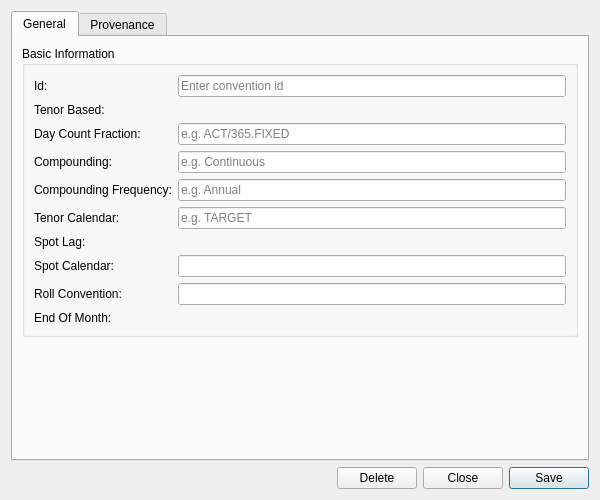
Old version of the form projects/ores.qt.refdata/ui/ZeroConventionDetailDialog.ui in the repository OreStudio/OreStudio.
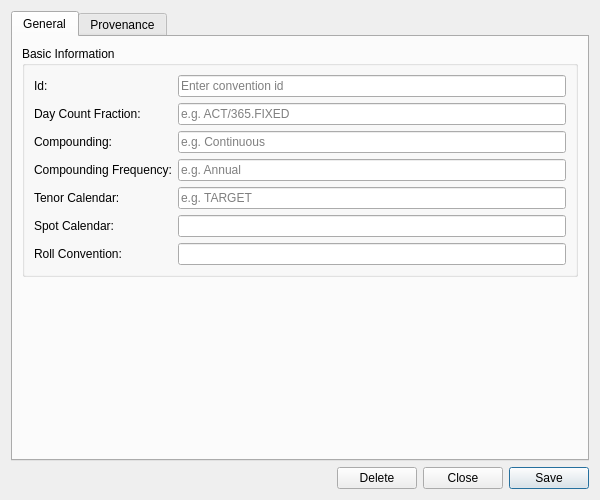
New version of the form. Custom widgets are drawn as their Qt base class.

Diff of the .ui file:
```diff
--- a/projects/ores.qt.refdata/ui/ZeroConventionDetailDialog.ui
+++ b/projects/ores.qt.refdata/ui/ZeroConventionDetailDialog.ui
@@ -53,116 +53,89 @@
            </widget>
           </item>
           <item row="1" column="0">
-           <widget class="QLabel" name="labelTenorBased">
-            <property name="text">
-             <string>Tenor Based:</string>
-            </property>
-           </widget>
-          </item>
-          <item row="1" column="1">
-          </item>
-          <item row="2" column="0">
            <widget class="QLabel" name="labelDayCountFraction">
             <property name="text">
              <string>Day Count Fraction:</string>
             </property>
            </widget>
           </item>
-          <item row="2" column="1">
+          <item row="1" column="1">
            <widget class="QLineEdit" name="dayCountFractionEdit">
             <property name="placeholderText">
              <string>e.g. ACT/365.FIXED</string>
             </property>
            </widget>
           </item>
-          <item row="3" column="0">
+          <item row="2" column="0">
            <widget class="QLabel" name="labelCompounding">
             <property name="text">
              <string>Compounding:</string>
             </property>
            </widget>
           </item>
-          <item row="3" column="1">
+          <item row="2" column="1">
            <widget class="QLineEdit" name="compoundingEdit">
             <property name="placeholderText">
              <string>e.g. Continuous</string>
             </property>
            </widget>
           </item>
-          <item row="4" column="0">
+          <item row="3" column="0">
            <widget class="QLabel" name="labelCompoundingFrequency">
             <property name="text">
              <string>Compounding Frequency:</string>
             </property>
            </widget>
           </item>
-          <item row="4" column="1">
+          <item row="3" column="1">
            <widget class="QLineEdit" name="compoundingFrequencyEdit">
             <property name="placeholderText">
              <string>e.g. Annual</string>
             </property>
            </widget>
           </item>
-          <item row="5" column="0">
+          <item row="4" column="0">
            <widget class="QLabel" name="labelTenorCalendar">
             <property name="text">
              <string>Tenor Calendar:</string>
             </property>
            </widget>
           </item>
-          <item row="5" column="1">
+          <item row="4" column="1">
            <widget class="QLineEdit" name="tenorCalendarEdit">
             <property name="placeholderText">
              <string>e.g. TARGET</string>
             </property>
            </widget>
           </item>
-          <item row="6" column="0">
-           <widget class="QLabel" name="labelSpotLag">
-            <property name="text">
-             <string>Spot Lag:</string>
-            </property>
-           </widget>
-          </item>
-          <item row="6" column="1">
-          </item>
-          <item row="7" column="0">
+          <item row="5" column="0">
            <widget class="QLabel" name="labelSpotCalendar">
             <property name="text">
              <string>Spot Calendar:</string>
             </property>
            </widget>
           </item>
-          <item row="7" column="1">
+          <item row="5" column="1">
            <widget class="QLineEdit" name="spotCalendarEdit">
             <property name="placeholderText">
              <string></string>
             </property>
            </widget>
           </item>
-          <item row="8" column="0">
+          <item row="6" column="0">
            <widget class="QLabel" name="labelRollConvention">
             <property name="text">
              <string>Roll Convention:</string>
             </property>
            </widget>
           </item>
-          <item row="8" column="1">
+          <item row="6" column="1">
            <widget class="QLineEdit" name="rollConventionEdit">
             <property name="placeholderText">
              <string></string>
             </property>
            </widget>
           </item>
-          <item row="9" column="0">
-           <widget class="QLabel" name="labelEndOfMonth">
-            <property name="text">
-             <string>End Of Month:</string>
-            </property>
-           </widget>
-          </item>
-          <item row="9" column="1">
-          </item>
          </layout>
         </widget>
        </item>
```
